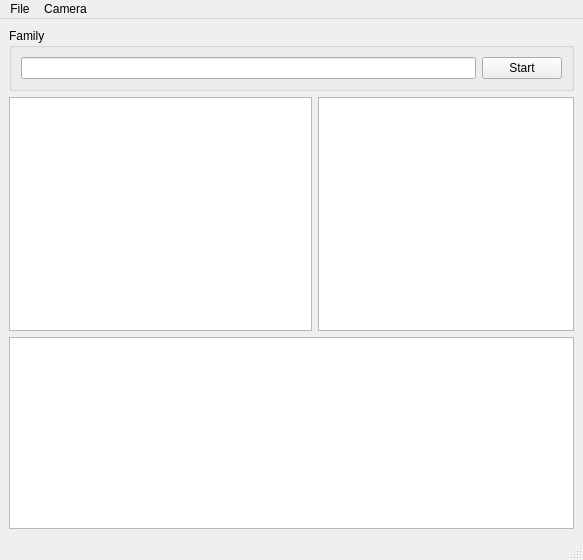
Before: the Qt Designer form forms/tetherwindow.ui in josh23french/photo-upload-inator, drawn with Qt 5.
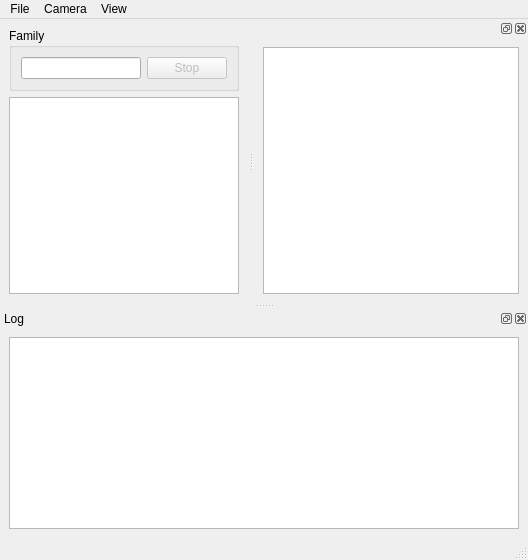
After: the same form once the commit is applied. Icons and pictures are not drawn. Custom widgets are drawn as their Qt base class.

Diff of the .ui file:
```diff
--- a/forms/tetherwindow.ui
+++ b/forms/tetherwindow.ui
@@ -9,7 +9,7 @@
    <rect>
     <x>0</x>
     <y>0</y>
-    <width>583</width>
+    <width>528</width>
     <height>560</height>
    </rect>
   </property>
@@ -34,9 +34,12 @@
         <widget class="SearchBox" name="searchbox"/>
        </item>
        <item>
-        <widget class="QPushButton" name="pushButton">
+        <widget class="QPushButton" name="stop">
+         <property name="enabled">
+          <bool>false</bool>
+         </property>
          <property name="text">
-          <string>Start</string>
+          <string>Stop</string>
          </property>
         </widget>
        </item>
@@ -51,38 +54,23 @@
         <verstretch>200</verstretch>
        </sizepolicy>
       </property>
-      <layout class="QHBoxLayout" name="horizontalLayout" stretch="0,0">
+      <layout class="QHBoxLayout" name="horizontalLayout" stretch="0">
        <property name="margin">
         <number>0</number>
        </property>
        <item>
-        <widget class="PreviewGraphicsView" name="preview"/>
-       </item>
-       <item>
-        <widget class="QListWidget" name="thumbList">
+        <widget class="PreviewGraphicsView" name="preview">
          <property name="sizePolicy">
-          <sizepolicy hsizetype="Minimum" vsizetype="Expanding">
-           <horstretch>0</horstretch>
-           <verstretch>200</verstretch>
+          <sizepolicy hsizetype="Expanding" vsizetype="Expanding">
+           <horstretch>2</horstretch>
+           <verstretch>0</verstretch>
           </sizepolicy>
          </property>
-         <property name="minimumSize">
-          <size>
-           <width>50</width>
-           <height>0</height>
-          </size>
-         </property>
-         <property name="mouseTracking">
-          <bool>false</bool>
-         </property>
         </widget>
        </item>
       </layout>
      </widget>
     </item>
-    <item>
-     <widget class="QPlainTextEdit" name="log"/>
-    </item>
    </layout>
   </widget>
   <widget class="QMenuBar" name="menubar">
@@ -90,7 +78,7 @@
     <rect>
      <x>0</x>
      <y>0</y>
-     <width>583</width>
+     <width>528</width>
      <height>27</height>
     </rect>
    </property>
@@ -110,10 +98,93 @@
     <addaction name="actionDetect_Camer"/>
     <addaction name="actionCapture"/>
    </widget>
+   <widget class="QMenu" name="menuView">
+    <property name="title">
+     <string>View</string>
+    </property>
+   </widget>
    <addaction name="menuFile"/>
    <addaction name="menuCamera"/>
+   <addaction name="menuView"/>
   </widget>
   <widget class="QStatusBar" name="statusbar"/>
+  <widget class="QDockWidget" name="dockWidget_2">
+   <property name="sizePolicy">
+    <sizepolicy hsizetype="MinimumExpanding" vsizetype="MinimumExpanding">
+     <horstretch>0</horstretch>
+     <verstretch>0</verstretch>
+    </sizepolicy>
+   </property>
+   <property name="minimumSize">
+    <size>
+     <width>30</width>
+     <height>100</height>
+    </size>
+   </property>
+   <property name="windowTitle">
+    <string>Log</string>
+   </property>
+   <attribute name="dockWidgetArea">
+    <number>8</number>
+   </attribute>
+   <widget class="QWidget" name="dockWidgetContents_2">
+    <property name="sizePolicy">
+     <sizepolicy hsizetype="Minimum" vsizetype="Minimum">
+      <horstretch>0</horstretch>
+      <verstretch>0</verstretch>
+     </sizepolicy>
+    </property>
+    <layout class="QHBoxLayout" name="horizontalLayout_3">
+     <item>
+      <widget class="QPlainTextEdit" name="log">
+       <property name="enabled">
+        <bool>true</bool>
+       </property>
+       <property name="sizePolicy">
+        <sizepolicy hsizetype="MinimumExpanding" vsizetype="MinimumExpanding">
+         <horstretch>0</horstretch>
+         <verstretch>0</verstretch>
+        </sizepolicy>
+       </property>
+       <property name="minimumSize">
+        <size>
+         <width>20</width>
+         <height>100</height>
+        </size>
+       </property>
+      </widget>
+     </item>
+    </layout>
+   </widget>
+  </widget>
+  <widget class="QDockWidget" name="dockWidget_3">
+   <attribute name="dockWidgetArea">
+    <number>2</number>
+   </attribute>
+   <widget class="QWidget" name="dockWidgetContents_3">
+    <layout class="QHBoxLayout" name="horizontalLayout_4">
+     <item>
+      <widget class="QListWidget" name="thumbList">
+       <property name="sizePolicy">
+        <sizepolicy hsizetype="Minimum" vsizetype="Expanding">
+         <horstretch>0</horstretch>
+         <verstretch>200</verstretch>
+        </sizepolicy>
+       </property>
+       <property name="minimumSize">
+        <size>
+         <width>50</width>
+         <height>0</height>
+        </size>
+       </property>
+       <property name="mouseTracking">
+        <bool>false</bool>
+       </property>
+      </widget>
+     </item>
+    </layout>
+   </widget>
+  </widget>
   <action name="actionQuit">
    <property name="icon">
     <iconset theme="application-exit">
```
Left out of the diff: 3 changed lines with no effect on the pictures.
